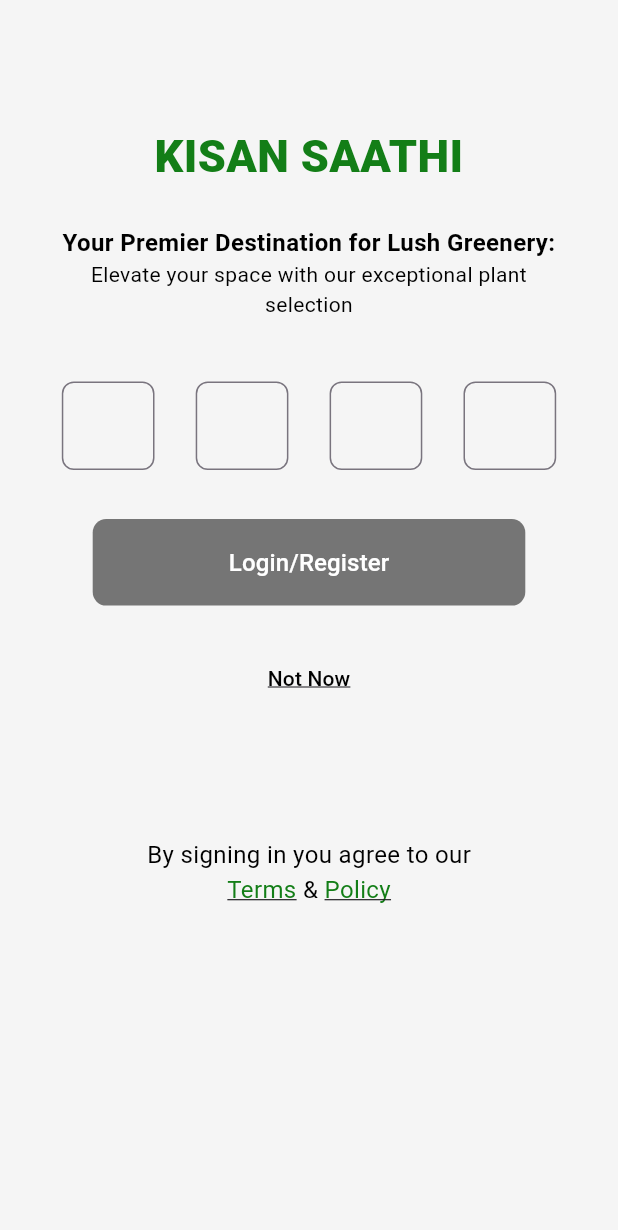
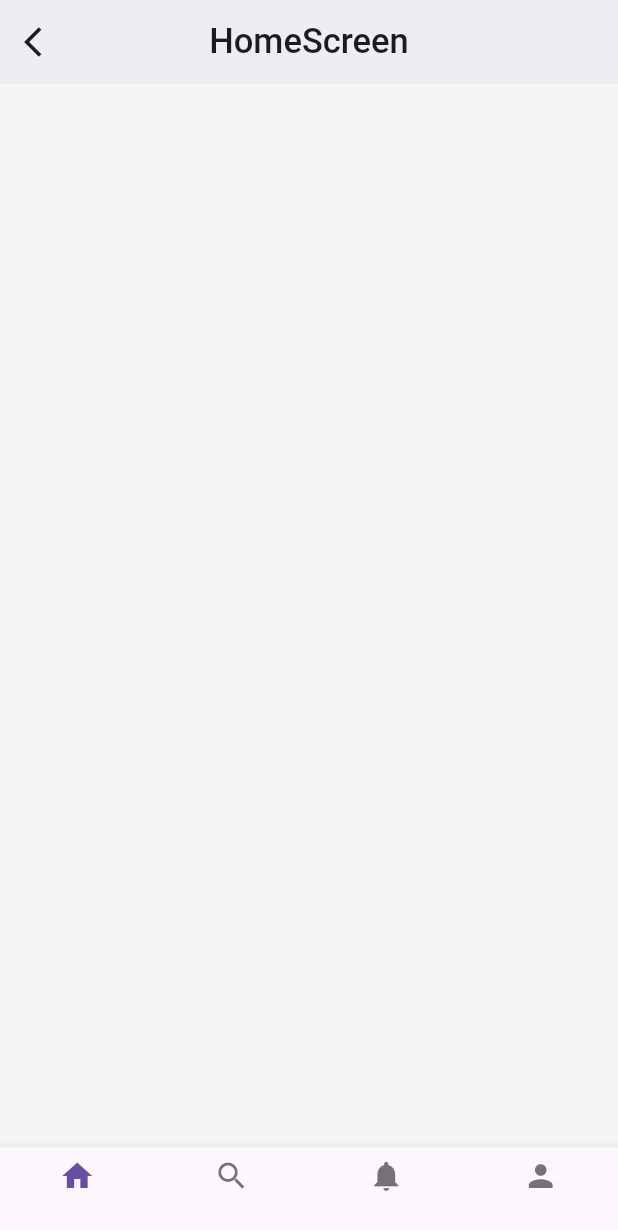
Before and after one commit to Dany4950/kisanSaathi, a Flutter app: the screen it shows after launch, after a tap on "Login/Register", on a phone screen of 412 x 824 dp. Shown: the top 1230 px of the screen. Run offline on Flutter 3.47's test engine with Material 3 defaults, Android fonts, the phone set to English and light mode, and no system bars.

Commit message:
Search and bottom nav

```diff
--- a/lib/main.dart
+++ b/lib/main.dart
@@ -1,6 +1,7 @@
 import 'package:flutter/material.dart';
 import 'package:kisan_saathi/providerModels/login/mobileTextProvider.dart';
 import 'package:kisan_saathi/providerModels/login/otpTextProvider.dart';
+import 'package:kisan_saathi/providerModels/navigationProvider.dart';
 
 import 'package:kisan_saathi/screens/splashScreen.dart';
 import 'package:kisan_saathi/themes/appTheme.dart';
@@ -17,6 +18,10 @@
   Widget build(BuildContext context) {
     return MultiProvider(
       providers: [
+
+        ChangeNotifierProvider<NavigationProvider>(
+          create: (context) => NavigationProvider(),
+        ),
         ChangeNotifierProvider<Mobiletextprovider>(
           create: (context) => Mobiletextprovider(),
         ),
--- a/lib/providerModels/navigationProvider.dart
+++ b/lib/providerModels/navigationProvider.dart
@@ -1,10 +1,13 @@
 import 'package:flutter/material.dart';
 
-class Navigationprovider extends ChangeNotifier {
 
-void navigateToHome(BuildContext context) {
-    Navigator.pushReplacementNamed(context, '/home');
+class NavigationProvider extends ChangeNotifier {
+  int _currentIndex = 0;
+
+  int get currentIndex => _currentIndex;
+
+  void setIndex(int index) {
+    _currentIndex = index;
     notifyListeners();
   }
-
 }
--- a/lib/screens/auth/Login.dart
+++ b/lib/screens/auth/Login.dart
@@ -2,8 +2,10 @@
 
 import 'package:flutter/material.dart';
 import 'package:kisan_saathi/providerModels/login/mobileTextProvider.dart';
+
+import 'package:kisan_saathi/screens/user/mainScreen.dart';
 import 'package:kisan_saathi/themes/appTheme.dart';
-import 'package:kisan_saathi/utils/loginElevatedButton.dart';
+
 import 'package:provider/provider.dart';
 
 
@@ -70,11 +72,26 @@
                 controller: MobileProvider.MobileTextController,
                 decoration: const InputDecoration(),
               ),
-            )
+            ),
 
             // login/register button
-            ,
-            const CustomelevatedLoginbutton(),
+
+           TextButton(
+      onPressed: () {
+        Navigator.push(
+            context, MaterialPageRoute(builder: (context) => MainScreen()));
+      },
+      child: Container(
+          decoration: BoxDecoration(
+              color: Colors.grey[600], borderRadius: BorderRadius.circular(9)),
+          height: screenHeight * 0.07,
+          width: screenWidth * 0.7,
+          child: const Center(
+              child: Text(
+            "Login/Register",
+            style: TextStyle(fontSize: 16, color: Colors.white),
+          ))),
+    ),
 
             // space between button and Not now link
             SizedBox(
--- /dev/null
+++ b/lib/screens/user/homepage/HomeScreen.dart
@@ -0,0 +1,17 @@
+import 'package:flutter/material.dart';
+import 'package:kisan_saathi/utils/appbar.dart';
+
+class Homescreen extends StatelessWidget {
+  const Homescreen({super.key});
+
+  @override
+  Widget build(BuildContext context) {
+    return Scaffold(
+      body: Column(
+        children: [
+          CustomAppBar(title: 'HomeScreen')
+        ],
+      ),
+    );
+  }
+}
--- /dev/null
+++ b/lib/screens/user/mainScreen.dart
@@ -0,0 +1,42 @@
+import 'package:flutter/material.dart';
+import 'package:kisan_saathi/screens/user/homepage/HomeScreen.dart';
+import 'package:kisan_saathi/screens/user/navigation/navigation.dart';
+import 'package:kisan_saathi/screens/user/navigation/navigationItem.dart';
+import 'package:kisan_saathi/screens/user/notification/notificationScreen.dart';
+import 'package:kisan_saathi/screens/user/profile/profileScreen.dart';
+import 'package:kisan_saathi/screens/user/search/searchScreen.dart';
+
+
+// this screen pops up after login , handles navigation of pages on index based stack
+
+
+class MainScreen extends StatelessWidget {
+  MainScreen({Key? key}) : super(key: key);
+
+  final List<NavigationItem> _navigationItems = [
+    NavigationItem(
+      label: '',
+      icon: Icons.home,
+      screen: const Homescreen(),
+    ),
+    NavigationItem(
+      label: '',
+      icon: Icons.search,
+      screen: const Searchscreen(),
+    ),
+    NavigationItem(
+        label: '',
+        icon: Icons.notifications,
+        screen: const Notificationscreen()),
+    NavigationItem(
+      label: '',
+      icon: Icons.person,
+      screen: const Profilescreen(),
+    ),
+  ];
+
+  @override
+  Widget build(BuildContext context) {
+    return AppNavigator(items: _navigationItems);
+  }
+}
--- /dev/null
+++ b/lib/screens/user/navigation/navigation.dart
@@ -0,0 +1,40 @@
+import 'package:flutter/material.dart';
+import 'package:kisan_saathi/providerModels/navigationProvider.dart';
+import 'package:kisan_saathi/screens/user/navigation/navigationItem.dart';
+import 'package:provider/provider.dart';
+
+class AppNavigator extends StatelessWidget {
+  final List<NavigationItem> items;
+
+  const AppNavigator({
+    Key? key,
+    required this.items,
+  }) : super(key: key);
+
+  @override
+  Widget build(BuildContext context) {
+    return Consumer<NavigationProvider>(
+      builder: (context, navigationProvider, _) {
+        return Scaffold(
+          body: IndexedStack(
+            index: navigationProvider.currentIndex,
+            children: items.map((item) => item.screen).toList(),
+          ),
+          bottomNavigationBar: BottomNavigationBar(
+            currentIndex: navigationProvider.currentIndex,
+            onTap: navigationProvider.setIndex,
+            type: BottomNavigationBarType.fixed,
+            items: items
+                .map(
+                  (item) => BottomNavigationBarItem(
+                    icon: Icon(item.icon),
+                    label: item.label,
+                  ),
+                )
+                .toList(),
+          ),
+        );
+      },
+    );
+  }
+}
--- /dev/null
+++ b/lib/screens/user/navigation/navigationItem.dart
@@ -0,0 +1,13 @@
+import 'package:flutter/material.dart';
+
+class NavigationItem {
+  final String label;
+  final IconData icon;
+  final Widget screen;
+
+  NavigationItem({
+    required this.label,
+    required this.icon,
+    required this.screen,
+  });
+}
--- /dev/null
+++ b/lib/screens/user/notification/notificationScreen.dart
@@ -0,0 +1,10 @@
+import 'package:flutter/material.dart';
+
+class Notificationscreen extends StatelessWidget {
+  const Notificationscreen({super.key});
+
+  @override
+  Widget build(BuildContext context) {
+    return const Placeholder();
+  }
+}
--- /dev/null
+++ b/lib/screens/user/profile/profileScreen.dart
@@ -0,0 +1,10 @@
+import 'package:flutter/material.dart';
+
+class Profilescreen extends StatelessWidget {
+  const Profilescreen({super.key});
+
+  @override
+  Widget build(BuildContext context) {
+    return const Placeholder();
+  }
+}
--- /dev/null
+++ b/lib/screens/user/search/searchScreen.dart
@@ -0,0 +1,45 @@
+import 'package:flutter/material.dart';
+
+import 'package:kisan_saathi/utils/appbar.dart';
+
+class Searchscreen extends StatelessWidget {
+  const Searchscreen({super.key});
+
+  @override
+  Widget build(BuildContext context) {
+    double screenWidth = MediaQuery.of(context).size.width;
+    return Scaffold(
+      body: Column(
+        children: [
+          CustomAppBar(title: 'SEARCH'),
+
+          //search bar
+          Container(
+            width: screenWidth * 0.8,
+            child: TextFormField(
+              maxLength: 100,
+              style: const TextStyle(
+                  fontSize: 18,
+                  color: Colors.black,
+                  fontWeight: FontWeight.normal),
+              key: GlobalKey(),
+              keyboardType: TextInputType.text,
+              keyboardAppearance: Brightness.light,
+              validator: (value) {
+                // login should be written from backend
+              },
+              decoration: InputDecoration(
+                suffix: IconButton(
+                    onPressed: () {
+                      //logic for the voice button
+                    },
+                    icon: Icon(Icons.mic)),
+                hintText: 'Search',
+              ),
+            ),
+          )
+        ],
+      ),
+    );
+  }
+}
--- /dev/null
+++ b/lib/utils/appbar.dart
@@ -0,0 +1,66 @@
+// widgets/custom_appbar.dart
+import 'package:flutter/material.dart';
+import 'package:kisan_saathi/themes/appTheme.dart';
+
+class CustomAppBar extends StatelessWidget implements PreferredSizeWidget {
+  final String title;
+  final List<Widget>? actions;
+  final bool showBackButton;
+
+  final Color? titleColor;
+  final VoidCallback? onBackPressed;
+  final Widget? leading;
+  final double elevation;
+  final PreferredSizeWidget? bottom;
+
+  const CustomAppBar({
+    Key? key,
+    required this.title,
+    this.actions,
+    this.showBackButton = true,
+    this.titleColor,
+    this.onBackPressed,
+    this.leading,
+    this.elevation = 1,
+    this.bottom,
+  }) : super(key: key);
+
+  @override
+  Widget build(BuildContext context) {
+    return AppBar(
+      title: Text(
+        title,
+        style: TextStyle(
+          color:
+              titleColor ?? Theme.of(context).appBarTheme.titleTextStyle?.color,
+          fontSize: 23,
+          fontWeight: FontWeight.w500,
+        ),
+      ),
+      centerTitle: true,
+      backgroundColor: Apptheme.appBackgroundColor,
+      elevation: elevation,
+      leading: _buildLeading(context),
+      actions: actions,
+      bottom: bottom,
+    );
+  }
+
+  Widget? _buildLeading(BuildContext context) {
+    if (leading != null) return leading;
+
+    if (showBackButton && Navigator.canPop(context)) {
+      return IconButton(
+        icon: const Icon(Icons.arrow_back_ios),
+        onPressed: onBackPressed ?? () => Navigator.pop(context),
+      );
+    }
+
+    return null;
+  }
+
+  @override
+  Size get preferredSize => Size.fromHeight(
+        kToolbarHeight + (bottom?.preferredSize.height ?? 0.0),
+      );
+}
--- a/lib/utils/loginElevatedButton.dart
+++ b/lib/utils/loginElevatedButton.dart
@@ -1,5 +1,5 @@
 import 'package:flutter/material.dart';
-import 'package:kisan_saathi/screens/auth/Login.dart';
+
 import 'package:kisan_saathi/screens/auth/Otp.dart';
 
 class CustomelevatedLoginbutton extends StatelessWidget {
```
Also changed, not shown: lib/utils/dimnesions.dart (added), 3 other files.
